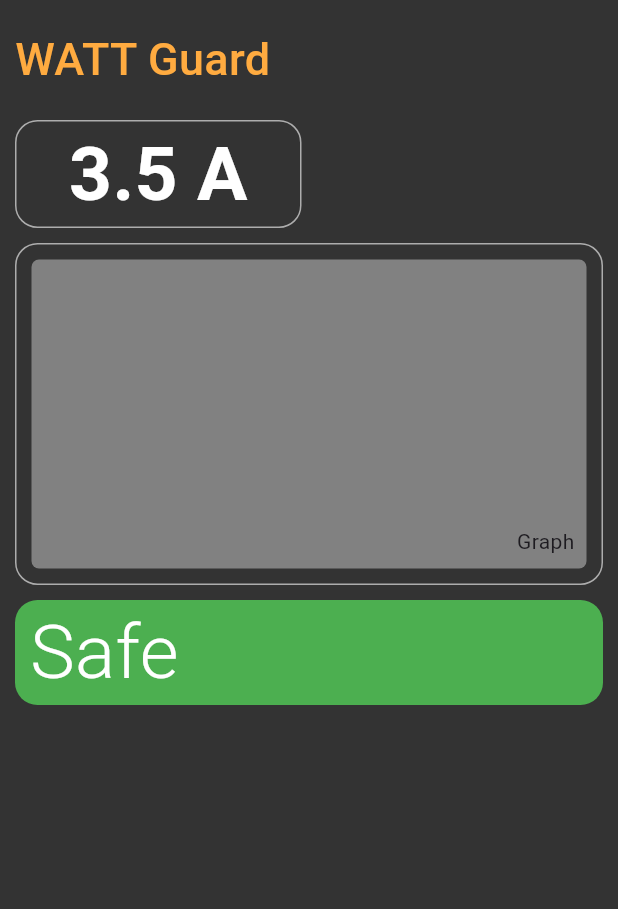
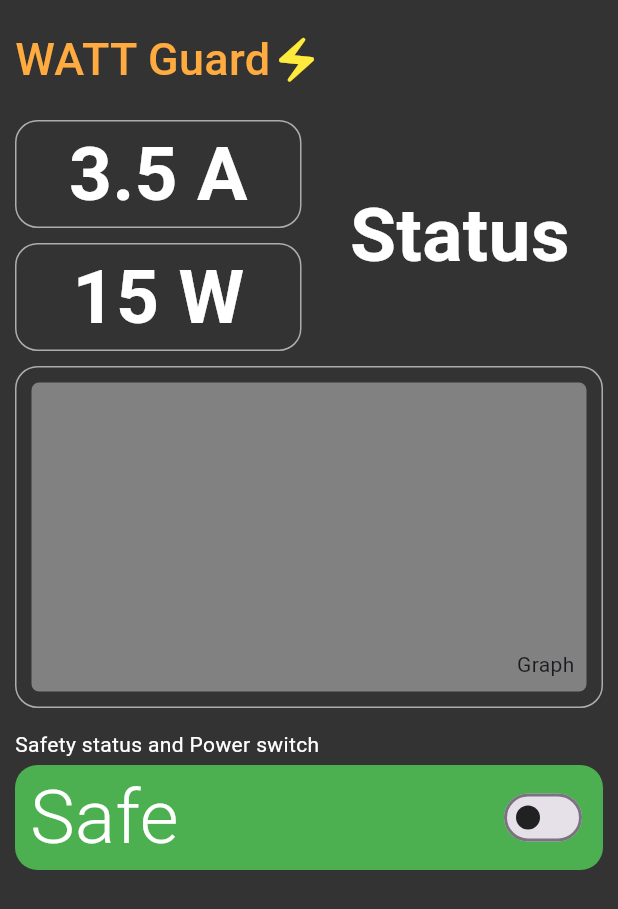
Before and after one commit to KisoththamanM/IoT_Watt-Guard, a Flutter app: the screen it shows after launch, on a phone screen of 412 x 824 dp. Shown: the top 909 px of the screen. Run offline on Flutter 3.47's test engine with Material 3 defaults, Android fonts, the phone set to English and light mode, and no system bars.

Commit message:
UI improvements: Display power, Equipment status (May be some emojis), Power switch for the equipment.

```diff
--- a/Watt_Guard_App/watt_guard/lib/main.dart
+++ b/Watt_Guard_App/watt_guard/lib/main.dart
@@ -26,6 +26,9 @@ class _MyAppState extends State<MyApp> {
               mainAxisAlignment: MainAxisAlignment.start,
               crossAxisAlignment: CrossAxisAlignment.start,
               children: [
+                Row(
+                  mainAxisAlignment: MainAxisAlignment.start,
+                  children: [
                     Text(
                       'WATT Guard',
                       style: TextStyle(
@@ -35,7 +38,20 @@ class _MyAppState extends State<MyApp> {
                         height: 2,
                       ),
                     ),
+                    Icon(
+                      Icons.electric_bolt_rounded,
+                      color: Colors.yellow,
+                      size: 35,
+                    ),
+                  ],
+                ),
                 SizedBox(height: 10),
+                Row(
+                  mainAxisAlignment: MainAxisAlignment.spaceBetween,
+                  children: [
+                    Column(
+                      mainAxisAlignment: MainAxisAlignment.spaceBetween,
+                      children: [
                         Container(
                           padding: EdgeInsets.all(10),
                           width: screenWidth / 2 - 15,
@@ -55,7 +71,48 @@ class _MyAppState extends State<MyApp> {
                             ),
                           ),
                         ),
-
+                        SizedBox(height: 10.0),
+                        Container(
+                          padding: EdgeInsets.all(10),
+                          width: screenWidth / 2 - 15,
+                          decoration: BoxDecoration(
+                            borderRadius: BorderRadius.circular(15),
+                            border: Border.all(color: Colors.white60, width: 1),
+                          ),
+                          child: Center(
+                            child: Text(
+                              '15 W',
+                              style: TextStyle(
+                                color: Colors.white,
+                                fontWeight: FontWeight.bold,
+                                fontSize: 50,
+                                height: 1,
+                              ),
+                            ),
+                          ),
+                        ),
+                      ],
+                    ),
+                    Container(
+                      width: screenWidth / 2 - 15,
+                      height: 150,
+                      decoration: BoxDecoration(
+                        borderRadius: BorderRadius.circular(15),
+                      ),
+                      child: Center(
+                        child: Text(
+                          'Status',
+                          style: TextStyle(
+                            color: Colors.white,
+                            fontWeight: FontWeight.bold,
+                            fontSize: 50,
+                            height: 1,
+                          ),
+                        ),
+                      ),
+                    ),
+                  ],
+                ),
                 SizedBox(height: 10.0),
                 Container(
                   padding: EdgeInsets.all(10),
@@ -80,6 +137,10 @@ class _MyAppState extends State<MyApp> {
                   ),
                 ),
                 SizedBox(height: 10.0),
+                Text(
+                  'Safety status and Power switch',
+                  style: TextStyle(color: Colors.white, height: 2),
+                ),
                 Container(
                   padding: EdgeInsets.all(10),
                   width: screenWidth - 20,
@@ -99,6 +160,16 @@ class _MyAppState extends State<MyApp> {
                           height: 1,
                         ),
                       ),
+                      Switch(
+                        value: isSwitchOn,
+                        onChanged: (value) {
+                          setState(() {
+                            isSwitchOn = value;
+                          });
+                        },
+                        activeThumbColor: Colors.black,
+                        inactiveThumbColor: Colors.black87,
+                      ),
                     ],
                   ),
                 ),
```
Lines whose indentation alone changed are shown as unchanged.
